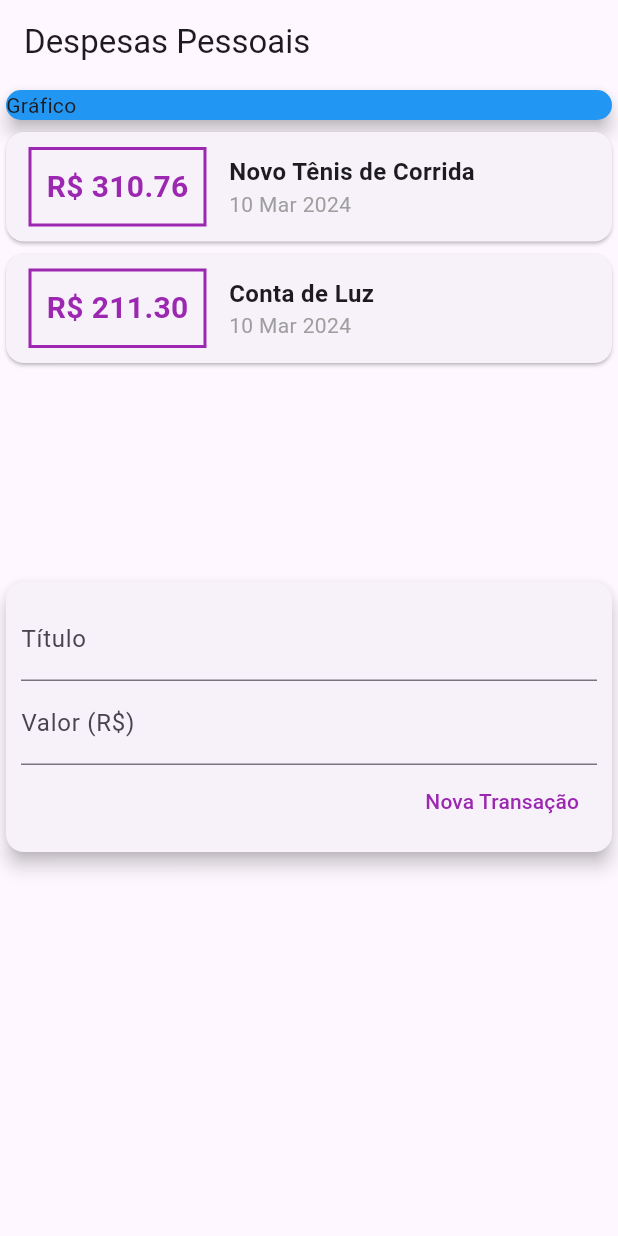
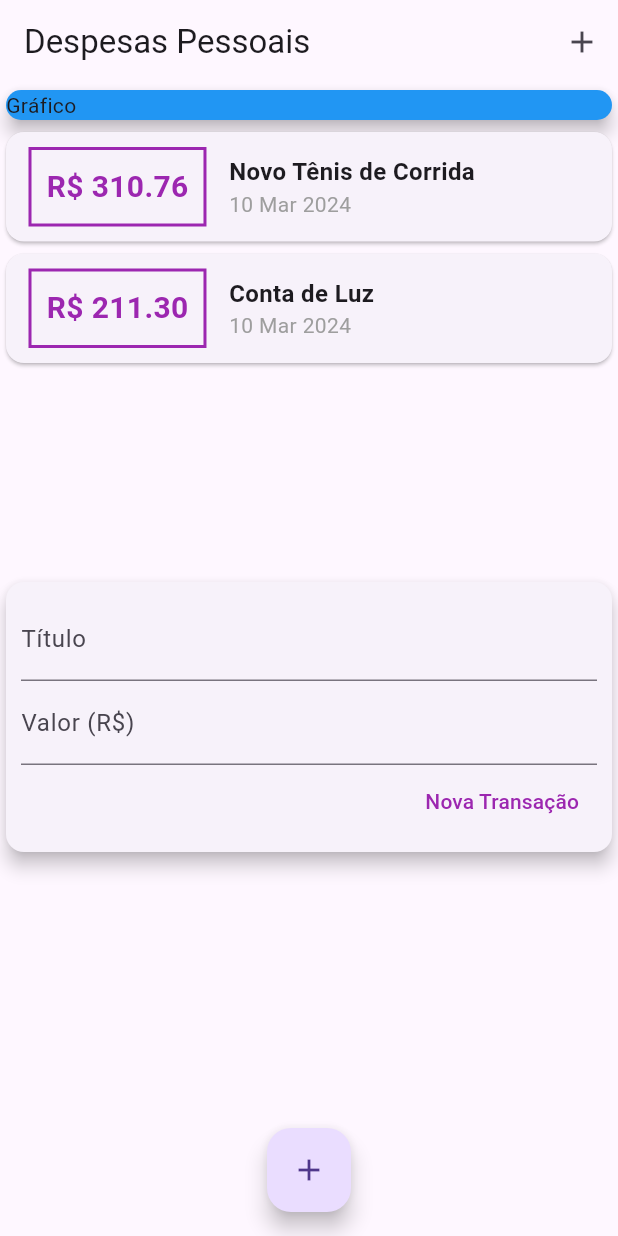
Before and after one commit to fercguerra/flutter_corder2024, a Flutter app: the screen it shows after launch, on a phone screen of 412 x 824 dp. Run offline on Flutter 3.47's test engine with Material 3 defaults, Android fonts, the phone set to English and light mode, and no system bars.

Commit message:
Aula 108

```diff
--- a/expenses/lib/main.dart
+++ b/expenses/lib/main.dart
@@ -19,6 +19,15 @@ class MyHomePage extends StatelessWidget {
     return Scaffold(
       appBar: AppBar(
         title: const Text('Despesas Pessoais'),
+        actions: [
+          IconButton(
+            icon: Icon(Icons.add),
+            onPressed: (() {
+
+            }),),
+
+
+        ],
       ),
       body: SingleChildScrollView(
         child: Column(
@@ -35,6 +44,13 @@ class MyHomePage extends StatelessWidget {
           ],
         ),
       ),
+      floatingActionButton: FloatingActionButton(
+        child: Icon(Icons.add),
+        onPressed: (() {
+
+        }),
+      ),
+      floatingActionButtonLocation: FloatingActionButtonLocation.centerFloat,
     );
   }
 }
```
